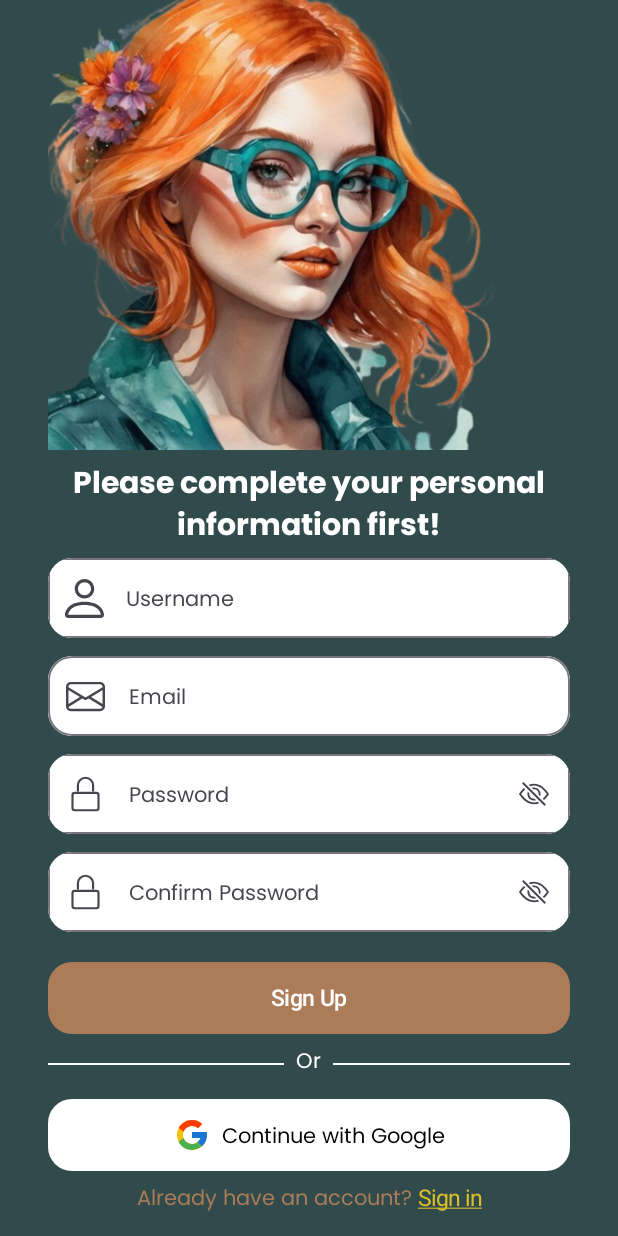
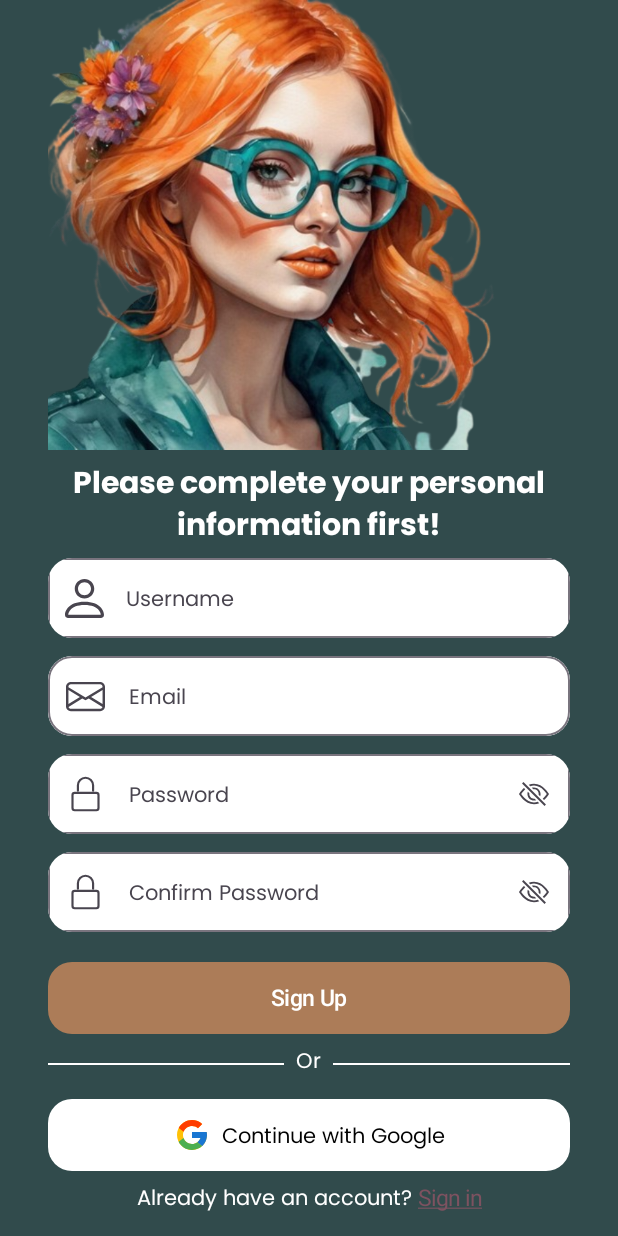
Before and after one commit to yodhanabiha/Optix_App, an Android app built with Jetpack Compose: the registerScreenRoute screen opened through its navigation route, on a phone screen of 412 x 824 dp. Run offline under Robolectric (Android 15) with nearby library versions, the phone set to English and light mode, and no system bars; pictures from the network do not load.

Commit message:
signup & cart

```diff
--- a/features/authFeatures/src/main/java/com/nabiha/authfeatures/login/LoginScreen.kt
+++ b/features/authFeatures/src/main/java/com/nabiha/authfeatures/login/LoginScreen.kt
@@ -72,7 +72,7 @@ private fun LoginScreen(
     LazyColumn(
         modifier = Modifier
             .fillMaxSize()
-            .background(Color(android.graphics.Color.parseColor("#314B4C")))  //background(color = MaterialTheme.colorScheme.background)
+            .background(color = MaterialTheme.colorScheme.primary) //background(color = MaterialTheme.colorScheme.background)
     ) {
         item {
             Box(
--- a/features/authFeatures/src/main/java/com/nabiha/authfeatures/register/RegisterScreen.kt
+++ b/features/authFeatures/src/main/java/com/nabiha/authfeatures/register/RegisterScreen.kt
@@ -44,7 +44,6 @@ import androidx.compose.ui.unit.dp
 import androidx.compose.ui.unit.sp
 import androidx.navigation.NavHostController
 import androidx.navigation.compose.rememberNavController
-import com.nabiha.authfeatures.R
 import com.nabiha.designsystem.theme.OptixTheme
 import java.time.format.TextStyle
 
@@ -346,7 +345,7 @@ private fun RegisterScreen(
                                 Text(
                                     text = "Already have an account? ",
                                     style = MaterialTheme.typography.bodyMedium,
-                                    color = MaterialTheme.colorScheme.secondary,
+                                    color = MaterialTheme.colorScheme.surface,
                                 )
                                 ClickableText(
                                     text = AnnotatedString("Sign in"),
@@ -356,7 +355,7 @@ private fun RegisterScreen(
                                     },
                                     style = androidx.compose.ui.text.TextStyle(
                                         fontSize = 15.sp,
-                                        color = Color(0xFFDBBF28),
+                                        color = Color(0xFF7D5260),
                                         textDecoration = TextDecoration.Underline
                                     )
                                 )
```
